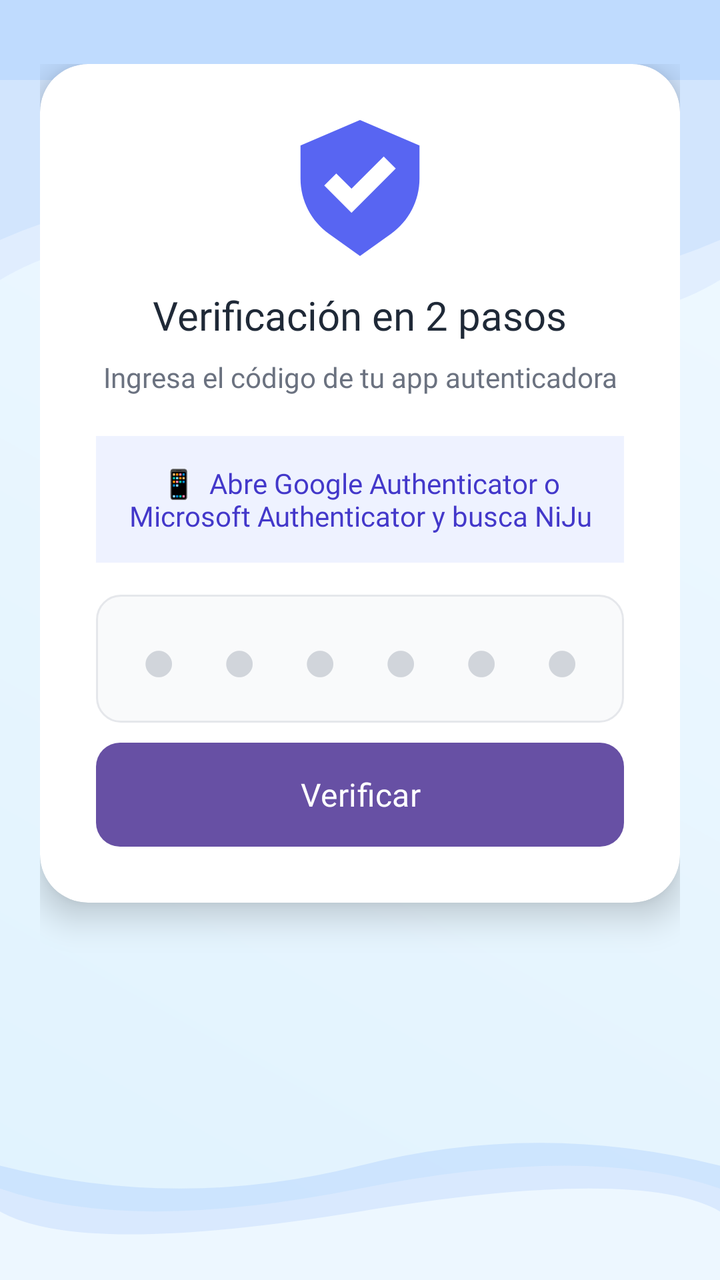
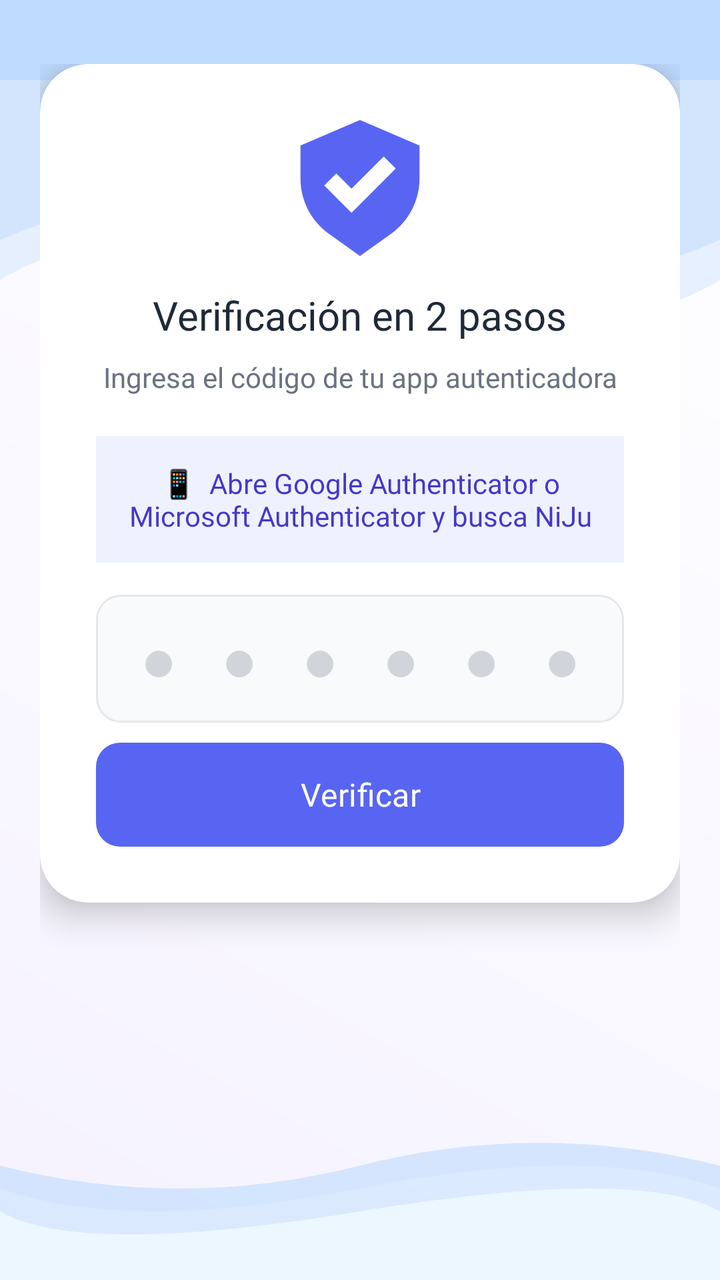

The first picture is an Android layout as it rendered before a commit; the second is the same layout after the commit. The layout source and the unified diff follow.
<!-- AndroidManifest.xml: application theme Theme.NiJu_Project -->
<!-- res/layout/activity_two_factor.xml -->
<?xml version="1.0" encoding="utf-8"?>
<androidx.constraintlayout.widget.ConstraintLayout
    xmlns:android="http://schemas.android.com/apk/res/android"
    xmlns:app="http://schemas.android.com/apk/res-auto"
    xmlns:tools="http://schemas.android.com/tools"
    android:layout_width="match_parent"
    android:layout_height="match_parent"
    android:background="@drawable/gradient_background"
    tools:context=".TwoFactorActivity">

    
    <ImageView
        android:id="@+id/topShape"
        android:layout_width="0dp"
        android:layout_height="200dp"
        android:scaleType="fitXY"
        android:src="@drawable/top_shape"
        app:layout_constraintEnd_toEndOf="parent"
        app:layout_constraintStart_toStartOf="parent"
        app:layout_constraintTop_toTopOf="parent" />

    
    <ProgressBar
        android:id="@+id/progressBar"
        android:layout_width="wrap_content"
        android:layout_height="wrap_content"
        android:visibility="gone"
        app:layout_constraintBottom_toBottomOf="parent"
        app:layout_constraintEnd_toEndOf="parent"
        app:layout_constraintStart_toStartOf="parent"
        app:layout_constraintTop_toTopOf="parent" />

    
    <ScrollView
        android:layout_width="0dp"
        android:layout_height="0dp"
        android:layout_marginHorizontal="20dp"
        android:layout_marginVertical="32dp"
        android:scrollbars="none"
        app:layout_constraintBottom_toBottomOf="parent"
        app:layout_constraintEnd_toEndOf="parent"
        app:layout_constraintStart_toStartOf="parent"
        app:layout_constraintTop_toTopOf="parent">

        <androidx.cardview.widget.CardView
            android:layout_width="match_parent"
            android:layout_height="wrap_content"
            app:cardCornerRadius="24dp"
            app:cardElevation="10dp"
            app:cardBackgroundColor="@android:color/white">

            <LinearLayout
                android:layout_width="match_parent"
                android:layout_height="wrap_content"
                android:gravity="center_horizontal"
                android:orientation="vertical"
                android:padding="28dp">

                
                <ImageView
                    android:layout_width="68dp"
                    android:layout_height="68dp"
                    android:layout_marginBottom="16dp"
                    android:contentDescription="2FA"
                    android:src="@drawable/ic_shield"
                    app:tint="#5865F2" />

                
                <TextView
                    android:id="@+id/tvTitle"
                    android:layout_width="wrap_content"
                    android:layout_height="wrap_content"
                    android:layout_marginBottom="8dp"
                    android:fontFamily="@font/roboto_bold"
                    android:gravity="center"
                    android:text="Verificación en 2 pasos"
                    android:textColor="#1F2937"
                    android:textSize="20sp" />

                
                <TextView
                    android:id="@+id/tvDescription"
                    android:layout_width="match_parent"
                    android:layout_height="wrap_content"
                    android:layout_marginBottom="20dp"
                    android:fontFamily="@font/roboto_regular"
                    android:gravity="center"
                    android:text="Ingresa el código de tu app autenticadora"
                    android:textColor="#6B7280"
                    android:textSize="14sp" />

                
                <LinearLayout
                    android:id="@+id/layoutSetup"
                    android:layout_width="match_parent"
                    android:layout_height="wrap_content"
                    android:gravity="center_horizontal"
                    android:orientation="vertical"
                    android:visibility="gone">

                    
                    <ImageView
                        android:id="@+id/ivQr"
                        android:layout_width="220dp"
                        android:layout_height="220dp"
                        android:layout_marginBottom="16dp"
                        android:background="#F9FAFB"
                        android:contentDescription="QR TOTP"
                        android:padding="8dp" />

                    
                    <TextView
                        android:layout_width="match_parent"
                        android:layout_height="wrap_content"
                        android:layout_marginBottom="6dp"
                        android:fontFamily="@font/roboto_medium"
                        android:gravity="center"
                        android:text="¿No puedes escanear? Ingresa este código manualmente:"
                        android:textColor="#6B7280"
                        android:textSize="12sp" />

                    
                    <TextView
                        android:id="@+id/tvSecret"
                        android:layout_width="match_parent"
                        android:layout_height="wrap_content"
                        android:layout_marginBottom="8dp"
                        android:background="#F3F4F6"
                        android:fontFamily="@font/roboto_bold"
                        android:gravity="center"
                        android:padding="12dp"
                        android:text="XXXX XXXX XXXX XXXX"
                        android:textColor="#1F2937"
                        android:textIsSelectable="true"
                        android:textSize="16sp" />

                    
                    <Button
                        android:id="@+id/btnCopySecret"
                        android:layout_width="wrap_content"
                        android:layout_height="40dp"
                        android:layout_marginBottom="20dp"
                        android:background="@drawable/button_outline_background"
                        android:fontFamily="@font/roboto_medium"
                        android:paddingHorizontal="20dp"
                        android:text="Copiar código secreto"
                        android:textAllCaps="false"
                        android:textColor="#5865F2"
                        android:textSize="13sp" />

                    
                    <View
                        android:layout_width="match_parent"
                        android:layout_height="1dp"
                        android:layout_marginBottom="20dp"
                        android:background="#E5E7EB" />

                    <TextView
                        android:layout_width="match_parent"
                        android:layout_height="wrap_content"
                        android:layout_marginBottom="12dp"
                        android:fontFamily="@font/roboto_medium"
                        android:gravity="center"
                        android:text="Ahora ingresa el código que muestra tu app para confirmar:"
                        android:textColor="#374151"
                        android:textSize="14sp" />

                </LinearLayout>

                
                <LinearLayout
                    android:id="@+id/layoutVerify"
                    android:layout_width="match_parent"
                    android:layout_height="wrap_content"
                    android:gravity="center_horizontal"
                    android:orientation="vertical"
                    android:visibility="visible">

                    
                    <TextView
                        android:layout_width="match_parent"
                        android:layout_height="wrap_content"
                        android:layout_marginBottom="16dp"
                        android:background="#EEF2FF"
                        android:fontFamily="@font/roboto_regular"
                        android:gravity="center"
                        android:padding="14dp"
                        android:text="📱  Abre Google Authenticator o Microsoft Authenticator y busca NiJu"
                        android:textColor="#4338CA"
                        android:textSize="14sp" />

                </LinearLayout>

                
                <EditText
                    android:id="@+id/etCode"
                    android:layout_width="match_parent"
                    android:layout_height="64dp"
                    android:layout_marginBottom="10dp"
                    android:background="@drawable/edittext_rounded_background"
                    android:fontFamily="@font/roboto_bold"
                    android:gravity="center"
                    android:hint="● ● ● ● ● ●"
                    android:inputType="number"
                    android:maxLength="6"
                    android:textColorHint="#D1D5DB"
                    android:textSize="30sp"
                    android:letterSpacing="0.25" />

                
                <TextView
                    android:id="@+id/tvTimer"
                    android:layout_width="wrap_content"
                    android:layout_height="wrap_content"
                    android:layout_marginBottom="20dp"
                    android:fontFamily="@font/roboto_regular"
                    android:text="Código válido por 30s"
                    android:textColor="#9CA3AF"
                    android:textSize="13sp"
                    android:visibility="gone" />

                
                <Button
                    android:id="@+id/btnVerify"
                    android:layout_width="match_parent"
                    android:layout_height="52dp"
                    android:background="@drawable/button_rounded_background"
                    android:fontFamily="@font/roboto_medium"
                    android:text="Verificar"
                    android:textAllCaps="false"
                    android:textColor="@android:color/white"
                    android:textSize="16sp" />

            </LinearLayout>
        </androidx.cardview.widget.CardView>
    </ScrollView>

    
    <ImageView
        android:id="@+id/bottomShape"
        android:layout_width="0dp"
        android:layout_height="80dp"
        android:scaleType="fitXY"
        android:src="@drawable/bottom_shape"
        app:layout_constraintBottom_toBottomOf="parent"
        app:layout_constraintEnd_toEndOf="parent"
        app:layout_constraintStart_toStartOf="parent" />

</androidx.constraintlayout.widget.ConstraintLayout>
<!-- resources referenced by this layout -->
<resources>
  <!-- drawable button_outline_background (drawable) -->
  <?xml version="1.0" encoding="utf-8"?>
  <shape xmlns:android="http://schemas.android.com/apk/res/android">
      <solid android:color="@android:color/transparent"/>
      <stroke android:width="2dp" android:color="#5865F2"/>
      <corners android:radius="12dp"/>
  </shape>
  <!-- drawable button_rounded_background (drawable) -->
  <?xml version="1.0" encoding="utf-8"?>
  <selector xmlns:android="http://schemas.android.com/apk/res/android">
      <item android:state_pressed="true">
          <shape>
              <solid android:color="#4F46E5" />
              <corners android:radius="12dp" />
          </shape>
      </item>
      <item>
          <shape>
              <solid android:color="#5865F2" />
              <corners android:radius="12dp" />
          </shape>
      </item>
  </selector>
  <!-- drawable edittext_rounded_background (drawable) -->
  <?xml version="1.0" encoding="utf-8"?>
  <shape xmlns:android="http://schemas.android.com/apk/res/android">
      <solid android:color="#F9FAFB" />
      <corners android:radius="12dp" />
      <stroke
          android:width="1dp"
          android:color="#E5E7EB" />
  </shape>
  <!-- drawable gradient_background (drawable) -->
  <?xml version="1.0" encoding="utf-8"?>
  <shape xmlns:android="http://schemas.android.com/apk/res/android">
      <gradient
          android:startColor="#E0F2FE"
          android:endColor="#F0F9FF"
          android:angle="45" />
  </shape>
  <!-- drawable ic_shield (drawable) -->
  <vector xmlns:android="http://schemas.android.com/apk/res/android"
      android:width="800dp"
      android:height="800dp"
      android:viewportWidth="16"
      android:viewportHeight="16">
    <path
        android:pathData="M8,16L4.35,13.393C2.248,11.891 1,9.467 1,6.883V3L8,0L15,3V6.883C15,9.467 13.752,11.891 11.65,13.393L8,16ZM12.207,5.707L10.793,4.293L7,8.086L5.207,6.293L3.793,7.707L7,10.914L12.207,5.707Z"
        android:fillColor="#000000"
        android:fillType="evenOdd"/>
  </vector>
  <style name="Theme.NiJu_Project" parent="Base.Theme.NiJu_Project" />
  <style name="Base.Theme.NiJu_Project" parent="Theme.Material3.DayNight.NoActionBar">
          
          
      </style>
  <!-- unchanged entries left out for length: 2 -->
</resources>

<!-- the commit's change to res/layout/activity_two_factor.xml (unified diff, before → after) -->
@@ -47,7 +47,7 @@
             android:layout_height="wrap_content"
             app:cardCornerRadius="24dp"
             app:cardElevation="10dp"
-            app:cardBackgroundColor="@android:color/white">
+            app:cardBackgroundColor="@color/color_surface">
 
             <LinearLayout
                 android:layout_width="match_parent"
@@ -74,7 +74,7 @@
                     android:fontFamily="@font/roboto_bold"
                     android:gravity="center"
                     android:text="Verificación en 2 pasos"
-                    android:textColor="#1F2937"
+                    android:textColor="@color/color_text_primary"
                     android:textSize="20sp" />
 
                 
@@ -86,7 +86,7 @@
                     android:fontFamily="@font/roboto_regular"
                     android:gravity="center"
                     android:text="Ingresa el código de tu app autenticadora"
-                    android:textColor="#6B7280"
+                    android:textColor="@color/color_text_secondary"
                     android:textSize="14sp" />
 
                 
@@ -104,7 +104,7 @@
                         android:layout_width="220dp"
                         android:layout_height="220dp"
                         android:layout_marginBottom="16dp"
-                        android:background="#F9FAFB"
+                        android:background="@color/color_surface_variant"
                         android:contentDescription="QR TOTP"
                         android:padding="8dp" />
 
@@ -116,7 +116,7 @@
                         android:fontFamily="@font/roboto_medium"
                         android:gravity="center"
                         android:text="¿No puedes escanear? Ingresa este código manualmente:"
-                        android:textColor="#6B7280"
+                        android:textColor="@color/color_text_secondary"
                         android:textSize="12sp" />
 
                     
@@ -125,12 +125,12 @@
                         android:layout_width="match_parent"
                         android:layout_height="wrap_content"
                         android:layout_marginBottom="8dp"
-                        android:background="#F3F4F6"
+                        android:background="@color/color_background"
                         android:fontFamily="@font/roboto_bold"
                         android:gravity="center"
                         android:padding="12dp"
                         android:text="XXXX XXXX XXXX XXXX"
-                        android:textColor="#1F2937"
+                        android:textColor="@color/color_text_primary"
                         android:textIsSelectable="true"
                         android:textSize="16sp" />
 
@@ -153,7 +153,7 @@
                         android:layout_width="match_parent"
                         android:layout_height="1dp"
                         android:layout_marginBottom="20dp"
-                        android:background="#E5E7EB" />
+                        android:background="@color/color_border" />
 
                     <TextView
                         android:layout_width="match_parent"
@@ -181,7 +181,7 @@
                         android:layout_width="match_parent"
                         android:layout_height="wrap_content"
                         android:layout_marginBottom="16dp"
-                        android:background="#EEF2FF"
+                        android:background="@color/color_card_blue"
                         android:fontFamily="@font/roboto_regular"
                         android:gravity="center"
                         android:padding="14dp"
@@ -215,7 +215,7 @@
                     android:layout_marginBottom="20dp"
                     android:fontFamily="@font/roboto_regular"
                     android:text="Código válido por 30s"
-                    android:textColor="#9CA3AF"
+                    android:textColor="@color/color_text_hint"
                     android:textSize="13sp"
                     android:visibility="gone" />
 
<!-- resource entries referenced after the edit -->
@@ -1,5 +1,13 @@
 <!-- resources referenced by this layout -->
 <resources>
+  <color name="color_background">#F3F4F6</color>
+  <color name="color_border">#E5E7EB</color>
+  <color name="color_card_blue">#EEF2FF</color>
+  <color name="color_surface">#FFFFFF</color>
+  <color name="color_surface_variant">#F9FAFB</color>
+  <color name="color_text_hint">#9CA3AF</color>
+  <color name="color_text_primary">#1F2937</color>
+  <color name="color_text_secondary">#6B7280</color>
   <!-- drawable button_outline_background (drawable) -->
   <?xml version="1.0" encoding="utf-8"?>
   <shape xmlns:android="http://schemas.android.com/apk/res/android">
@@ -26,18 +34,18 @@
   <!-- drawable edittext_rounded_background (drawable) -->
   <?xml version="1.0" encoding="utf-8"?>
   <shape xmlns:android="http://schemas.android.com/apk/res/android">
-      <solid android:color="#F9FAFB" />
+      <solid android:color="@color/color_surface_variant" />
       <corners android:radius="12dp" />
       <stroke
           android:width="1dp"
-          android:color="#E5E7EB" />
+          android:color="@color/color_border" />
   </shape>
   <!-- drawable gradient_background (drawable) -->
   <?xml version="1.0" encoding="utf-8"?>
   <shape xmlns:android="http://schemas.android.com/apk/res/android">
       <gradient
-          android:startColor="#E0F2FE"
-          android:endColor="#F0F9FF"
+          android:startColor="@color/color_gradient_start"
+          android:endColor="@color/color_gradient_end"
           android:angle="45" />
   </shape>
   <!-- drawable ic_shield (drawable) -->
@@ -52,9 +60,23 @@
         android:fillType="evenOdd"/>
   </vector>
   <style name="Theme.NiJu_Project" parent="Base.Theme.NiJu_Project" />
+  <color name="color_gradient_start">#F5F2FF</color>
+  <color name="color_gradient_end">#FFFFFF</color>
   <style name="Base.Theme.NiJu_Project" parent="Theme.Material3.DayNight.NoActionBar">
+          <item name="colorPrimary">#5865F2</item>
+          <item name="colorPrimaryVariant">#4338CA</item>
+          <item name="colorSecondary">#818CF8</item>
+          <item name="android:colorBackground">@color/color_background</item>
+          <item name="colorSurface">@color/color_surface</item>
+          <item name="android:textColorPrimary">@color/color_text_primary</item>
+          <item name="android:textColorSecondary">@color/color_text_secondary</item>
           
-          
+          <item name="cardViewStyle">@style/Widget.NiJu.CardView</item>
+      </style>
+  <style name="Widget.NiJu.CardView" parent="Widget.MaterialComponents.CardView">
+          <item name="cardBackgroundColor">@color/color_surface</item>
+          <item name="cardCornerRadius">16dp</item>
+          <item name="cardElevation">2dp</item>
       </style>
   <!-- unchanged entries left out for length: 2 -->
 </resources>
